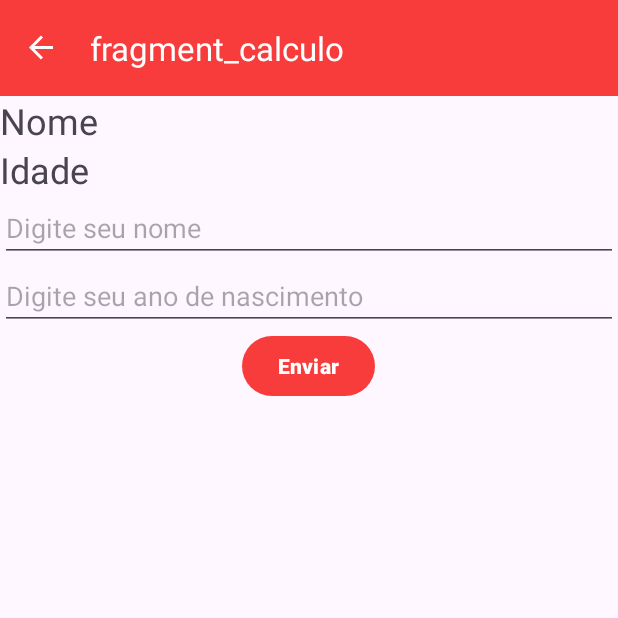
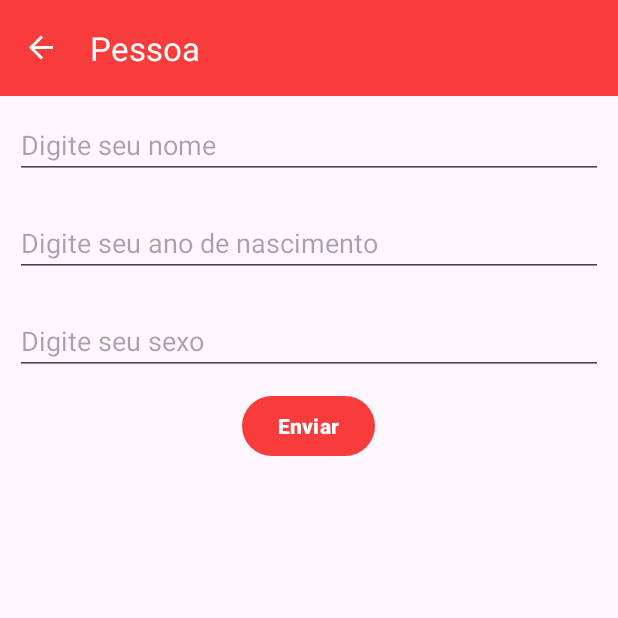
Before and after one commit to marinijuliaana/FirstApp, an Android app: the PessoaFragment screen opened through its navigation route, after a tap on "Enviar", on a phone screen of 412 x 824 dp, the top half of it. Run offline under Robolectric (Android 15) with nearby library versions, the phone set to English and light mode, and no system bars; our stand-ins replace navigation-ui.

Commit message:
Pedimos os campos da pessoa cadastrada.
Calculamos a faixa etária.

Através do nome digitado, conseguimos identificar o sexo da pessoa.

```diff
--- a/app/src/main/java/com/anajulia/firstapp/service/model/Pessoa.kt
+++ b/app/src/main/java/com/anajulia/firstapp/service/model/Pessoa.kt
@@ -8,5 +8,7 @@ data class Pessoa(
     @PrimaryKey(autoGenerate = true)
     var id: Int = 0,
     var nome: String = "",
-    var idade: Int = 0
+    var idade: Int = 0,
+    var sexo: String = "",
+    var faixaEtaria: String = ""
 )
--- a/app/src/main/java/com/anajulia/firstapp/service/repository/PessoaRepository.kt
+++ b/app/src/main/java/com/anajulia/firstapp/service/repository/PessoaRepository.kt
@@ -11,11 +11,11 @@ class PessoaRepository(context: Context) {
         firstAppDb.insert(pessoa)
     }
 
-    suspend fun getPessoa(id: Int){
-        firstAppDb.getPessoa(id)
+    suspend fun getPessoa(id: Int): Pessoa{
+        return firstAppDb.getPessoa(id)
     }
 
-    suspend fun getPessoa(): List<Pessoa> {
+    suspend fun getPessoas(): List<Pessoa> {
         return firstAppDb.getAll()
     }
 
--- a/app/src/main/java/com/anajulia/firstapp/view/HomeFragment.kt
+++ b/app/src/main/java/com/anajulia/firstapp/view/HomeFragment.kt
@@ -7,7 +7,6 @@ import android.view.View
 import android.view.ViewGroup
 import androidx.navigation.fragment.findNavController
 import com.anajulia.firstapp.R
-import com.anajulia.firstapp.databinding.FragmentCalculoBinding
 import com.anajulia.firstapp.databinding.FragmentHomeBinding
 
 
@@ -26,8 +25,8 @@ class HomeFragment : Fragment() {
 
     override fun onViewCreated(view: View, savedInstanceState: Bundle?) {
         super.onViewCreated(view, savedInstanceState)
-        binding.btnCalculo.setOnClickListener {
-            findNavController().navigate(R.id.calculoFragment)
+        binding.btnCadastroPessoa.setOnClickListener {
+            findNavController().navigate(R.id.allPessoasFragment)
         }
 
         binding.btnVerifica.setOnClickListener {
--- a/app/src/main/java/com/anajulia/firstapp/view/PessoaFragment.kt
+++ b/app/src/main/java/com/anajulia/firstapp/view/PessoaFragment.kt
@@ -7,8 +7,8 @@ import android.view.View
 import android.view.ViewGroup
 import android.widget.Toast
 import androidx.fragment.app.viewModels
-import androidx.lifecycle.ViewModelStore
-import com.anajulia.firstapp.databinding.FragmentCalculoBinding
+import androidx.navigation.fragment.findNavController
+import com.anajulia.firstapp.databinding.FragmentPessoaBinding
 import com.anajulia.firstapp.service.model.Pessoa
 import com.anajulia.firstapp.viewmodel.PessoaViewModel
 import java.time.LocalDateTime
@@ -16,15 +16,15 @@ import java.time.LocalDateTime
 class PessoaFragment : Fragment() {
     private val viewModel: PessoaViewModel by viewModels()
 
-    private var _binding: FragmentCalculoBinding? = null
-    private val binding: FragmentCalculoBinding get() = _binding!!
+    private var _binding: FragmentPessoaBinding? = null
+    private val binding: FragmentPessoaBinding get() = _binding!!
 
     override fun onCreateView(
         inflater: LayoutInflater, container: ViewGroup?,
         savedInstanceState: Bundle?
     ): View? {
         // Inflate the layout for this fragment
-        _binding = FragmentCalculoBinding.inflate(inflater,container, false)
+        _binding = FragmentPessoaBinding.inflate(inflater,container, false)
         return binding.root
     }
 
@@ -32,28 +32,40 @@ class PessoaFragment : Fragment() {
         super.onViewCreated(view, savedInstanceState)
 
         binding.btnEnviar.setOnClickListener {
-            var nome = binding.edtNome.editableText.toString()
-            var anoNascimento = binding.edtAnoNascimento.editableText.toString()
+            val nome = binding.edtNome.editableText.toString()
+            val anoNascimento = binding.edtAnoNascimento.editableText.toString()
+            val sexo = binding.edtSexo.editableText.toString()
+            var faixaEtaria = ""
 
             if (nome != "" && anoNascimento != ""){
 
-                binding.tvNome.text = "Nome: " + nome
-
 
                 val anoAtual = LocalDateTime.now().year
-                var idade = anoAtual - anoNascimento.toInt()
+                val idade = anoAtual - anoNascimento.toInt()
 
-                binding.tvIdade.text = "Idade: ${idade}"
+                if(idade< 12) {
+                    faixaEtaria = "Infantil"
+                }else if(idade < 18) {
+                    faixaEtaria = "Adolescente"
+                }else if(idade < 65) {
+                    faixaEtaria = "Adulto"
+                }else{
+                    faixaEtaria = "Idoso"
+                }
+
 
                 val pessoa = Pessoa(
                     nome = nome,
-                    idade = idade
+                    idade = idade,
+                    sexo = sexo,
+                    faixaEtaria = faixaEtaria
                 )
 
                 viewModel.insert(pessoa)
 
                 binding.edtNome.editableText.clear()
                 binding.edtAnoNascimento.editableText.clear()
+                findNavController().navigateUp()
             } else {
                 Toast.makeText(requireContext(), "Digite os dados", Toast.LENGTH_LONG).show()
             }
--- a/app/src/main/java/com/anajulia/firstapp/view/VerificaFragment.kt
+++ b/app/src/main/java/com/anajulia/firstapp/view/VerificaFragment.kt
@@ -5,8 +5,6 @@ import androidx.fragment.app.Fragment
 import android.view.LayoutInflater
 import android.view.View
 import android.view.ViewGroup
-import com.anajulia.firstapp.R
-import com.anajulia.firstapp.databinding.FragmentCalculoBinding
 import com.anajulia.firstapp.databinding.FragmentVerificaBinding
 
 class VerificaFragment : Fragment() {
--- /dev/null
+++ b/app/src/main/res/drawable/baseline_boy_24.xml
@@ -0,0 +1,5 @@
+<vector android:height="24dp" android:tint="#000000"
+    android:viewportHeight="24" android:viewportWidth="24"
+    android:width="24dp" xmlns:android="http://schemas.android.com/apk/res/android">
+    <path android:fillColor="@android:color/white" android:pathData="M12,7.5c0.97,0 1.75,-0.78 1.75,-1.75S12.97,4 12,4s-1.75,0.78 -1.75,1.75S11.03,7.5 12,7.5zM14,20v-5h1v-4.5c0,-1.1 -0.9,-2 -2,-2h-2c-1.1,0 -2,0.9 -2,2V15h1v5H14z"/>
+</vector>
--- /dev/null
+++ b/app/src/main/res/drawable/baseline_woman_24.xml
@@ -0,0 +1,6 @@
+<vector android:height="24dp" android:tint="#000000"
+    android:viewportHeight="24" android:viewportWidth="24"
+    android:width="24dp" xmlns:android="http://schemas.android.com/apk/res/android">
+    <path android:fillColor="@android:color/white" android:pathData="M13.94,8.31C13.62,7.52 12.85,7 12,7s-1.62,0.52 -1.94,1.31L7,16h3v6h4v-6h3L13.94,8.31z"/>
+    <path android:fillColor="@android:color/white" android:pathData="M12,4m-2,0a2,2 0,1 1,4 0a2,2 0,1 1,-4 0"/>
+</vector>
--- /dev/null
+++ b/app/src/main/res/drawable/ic_add.xml
@@ -0,0 +1,5 @@
+<vector android:height="24dp" android:tint="#000000"
+    android:viewportHeight="24" android:viewportWidth="24"
+    android:width="24dp" xmlns:android="http://schemas.android.com/apk/res/android">
+    <path android:fillColor="@android:color/white" android:pathData="M19,13h-6v6h-2v-6H5v-2h6V5h2v6h6v2z"/>
+</vector>
--- a/app/src/main/res/layout/fragment_home.xml
+++ b/app/src/main/res/layout/fragment_home.xml
@@ -7,10 +7,10 @@
     tools:context=".view.HomeFragment">
 
     <Button
-        android:id="@+id/btnCalculo"
+        android:id="@+id/btnCadastroPessoa"
         android:layout_width="match_parent"
         android:layout_height="wrap_content"
-        android:text="Calcular idade"/>
+        android:text="Cadastro de Pessoas"/>
 
 
     <Button
--- a/app/src/main/res/layout/fragment_calculo.xml
+++ b/app/src/main/res/layout/fragment_pessoa.xml
@@ -6,35 +6,30 @@
     tools:context=".view.PessoaFragment"
     android:orientation="vertical">
 
-    <!-- TODO: Update blank fragment layout -->
-    <TextView
-        android:id="@+id/tvNome"
-        android:layout_width="wrap_content"
-        android:layout_height="wrap_content"
-        android:text="Nome"
-        android:textSize="24sp" />
-
-
-    <TextView
-        android:id="@+id/tvIdade"
-        android:layout_width="wrap_content"
-        android:layout_height="wrap_content"
-        android:text="Idade"
-        android:textSize="24sp" />
 
     <EditText
         android:id="@+id/edtNome"
         android:layout_width="match_parent"
         android:layout_height="wrap_content"
-        android:hint="Digite seu nome"/>
+        android:hint="Digite seu nome"
+        android:layout_margin="10dp"/>
 
     <EditText
         android:id="@+id/edtAnoNascimento"
         android:layout_width="match_parent"
         android:layout_height="wrap_content"
+        android:hint="Digite seu ano de nascimento"
         android:inputType="number"
         android:maxLength="4"
-        android:hint="Digite seu ano de nascimento"/>
+        android:layout_margin="10dp"/>
+
+    <EditText
+        android:id="@+id/edtSexo"
+        android:layout_width="match_parent"
+        android:layout_height="wrap_content"
+        android:hint="Digite seu sexo"
+        android:inputType="text"
+        android:layout_margin="10dp"/>
 
     <Button
         android:id="@+id/btnEnviar"
--- a/app/src/main/res/navigation/mobile_navigation.xml
+++ b/app/src/main/res/navigation/mobile_navigation.xml
@@ -7,10 +7,10 @@
 
 
     <fragment
-        android:id="@+id/calculoFragment"
+        android:id="@+id/pessoaFragment"
         android:name="com.anajulia.firstapp.view.PessoaFragment"
-        android:label="fragment_calculo"
-        tools:layout="@layout/fragment_calculo" />
+        android:label="Pessoa"
+        tools:layout="@layout/fragment_pessoa" />
     <fragment
         android:id="@+id/verificaFragment"
         android:name="com.anajulia.firstapp.view.VerificaFragment"
@@ -19,6 +19,11 @@
     <fragment
         android:id="@+id/homeFragment"
         android:name="com.anajulia.firstapp.view.HomeFragment"
-        android:label="fragment_home"
+        android:label="First App"
         tools:layout="@layout/fragment_home" />
+    <fragment
+        android:id="@+id/allPessoasFragment"
+        android:name="com.anajulia.firstapp.view.AllPessoasFragment"
+        android:label="Pessoas"
+        tools:layout="@layout/fragment_all_pessoas" />
 </navigation>
```
Also changed, not shown: app/src/main/java/com/anajulia/firstapp/view/AllPessoasFragment.kt (added, +66 -0 lines), app/src/main/java/com/anajulia/firstapp/view/adapter/PessoaAdapter.kt (added, +57 -0 lines), app/src/main/java/com/anajulia/firstapp/viewmodel/AllPessoasViewModel.kt (added, +26 -0 lines), app/src/main/res/layout/fragment_all_pessoas.xml (added, +24 -0 lines), app/src/main/res/layout/list_item_pessoa.xml (added, +102 -0 lines).
